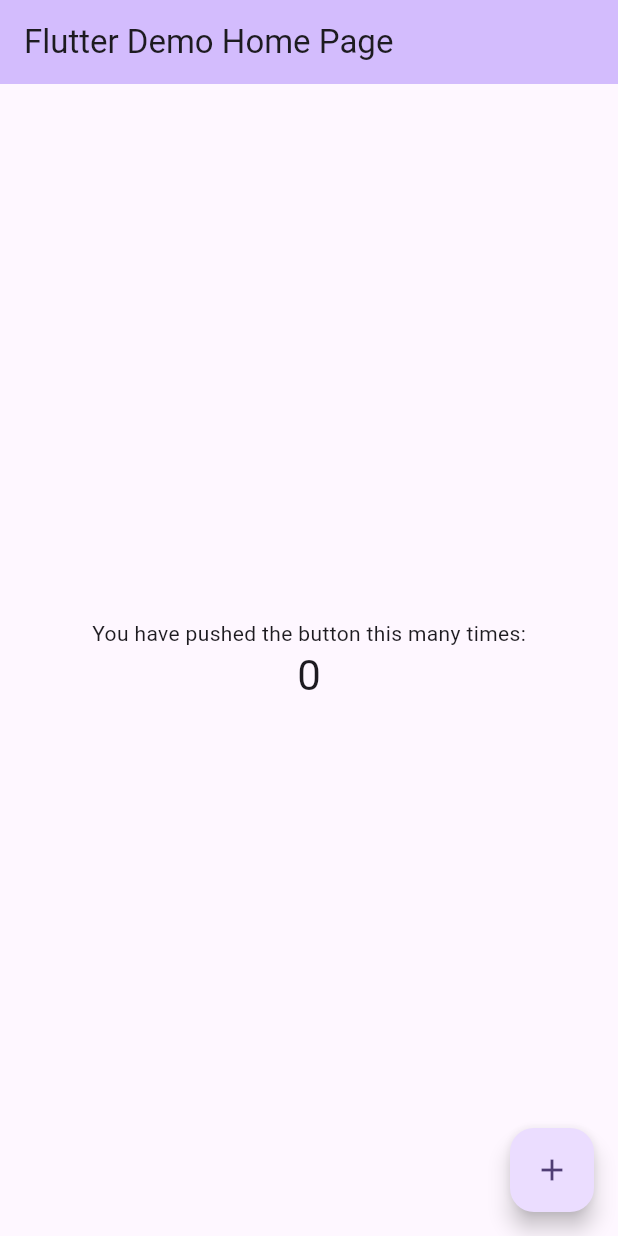
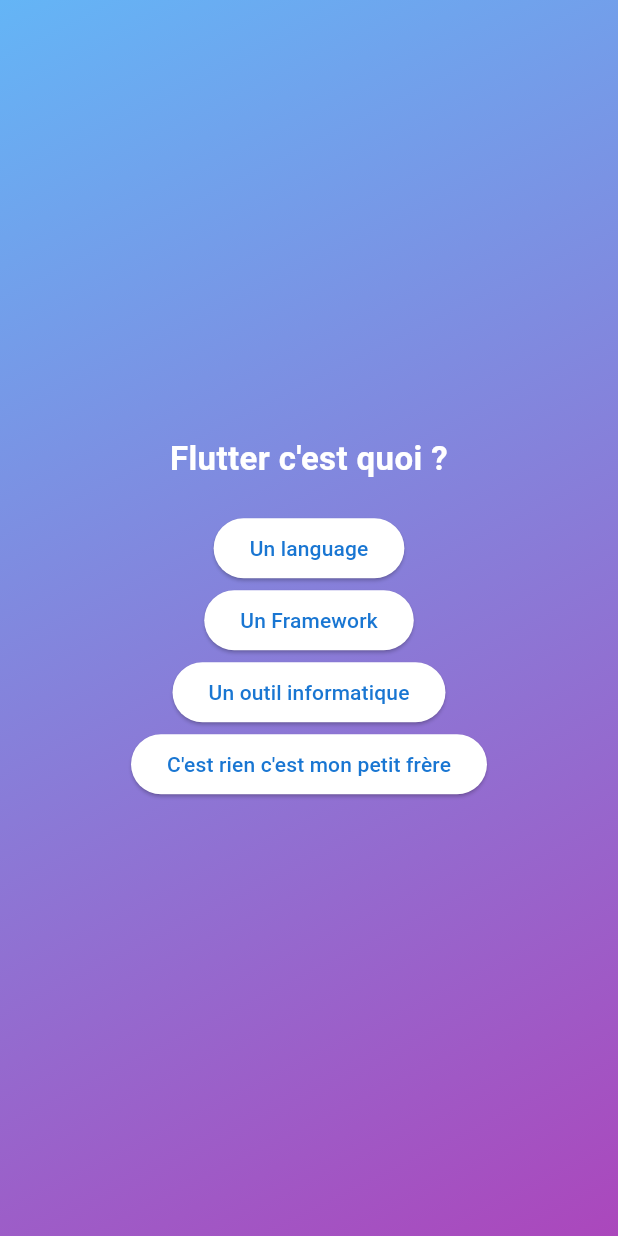
Before and after one commit to DrecQ/app_quizz_score_avec_leaderboard, a Flutter app: the screen it shows after launch, on a phone screen of 412 x 824 dp. Run offline on Flutter 3.47's test engine with Material 3 defaults, Android fonts, the phone set to English and light mode, and no system bars; our stand-ins replace shared_preferences.

```diff
--- a/lib/main.dart
+++ b/lib/main.dart
@@ -1,125 +1,24 @@
 import 'package:flutter/material.dart';
+import 'pages/quiz_page.dart';
+import 'pages/result_page.dart';
+import 'pages/leaderboard_page.dart';
 
 void main() {
-  runApp(const MyApp());
+  runApp(MyApp());
 }
 
 class MyApp extends StatelessWidget {
-  const MyApp({super.key});
-
-  // This widget is the root of your application.
   @override
   Widget build(BuildContext context) {
     return MaterialApp(
-      title: 'Flutter Demo',
-      theme: ThemeData(
-        // This is the theme of your application.
-        //
-        // TRY THIS: Try running your application with "flutter run". You'll see
-        // the application has a purple toolbar. Then, without quitting the app,
-        // try changing the seedColor in the colorScheme below to Colors.green
-        // and then invoke "hot reload" (save your changes or press the "hot
-        // reload" button in a Flutter-supported IDE, or press "r" if you used
-        // the command line to start the app).
-        //
-        // Notice that the counter didn't reset back to zero; the application
-        // state is not lost during the reload. To reset the state, use hot
-        // restart instead.
-        //
-        // This works for code too, not just values: Most code changes can be
-        // tested with just a hot reload.
-        colorScheme: ColorScheme.fromSeed(seedColor: Colors.deepPurple),
-        useMaterial3: true,
-      ),
-      home: const MyHomePage(title: 'Flutter Demo Home Page'),
+      title: 'Quiz App',
+      theme: ThemeData(primarySwatch: Colors.blue),
+      initialRoute: '/',
+      routes: {
+        '/': (context) => QuizPage(),
+        '/result': (context) => ResultPage(score: ModalRoute.of(context)!.settings.arguments as int),
+        '/leaderboard': (context) => LeaderboardPage(),
+      },
     );
   }
 }
-
-class MyHomePage extends StatefulWidget {
-  const MyHomePage({super.key, required this.title});
-
-  // This widget is the home page of your application. It is stateful, meaning
-  // that it has a State object (defined below) that contains fields that affect
-  // how it looks.
-
-  // This class is the configuration for the state. It holds the values (in this
-  // case the title) provided by the parent (in this case the App widget) and
-  // used by the build method of the State. Fields in a Widget subclass are
-  // always marked "final".
-
-  final String title;
-
-  @override
-  State<MyHomePage> createState() => _MyHomePageState();
-}
-
-class _MyHomePageState extends State<MyHomePage> {
-  int _counter = 0;
-
-  void _incrementCounter() {
-    setState(() {
-      // This call to setState tells the Flutter framework that something has
-      // changed in this State, which causes it to rerun the build method below
-      // so that the display can reflect the updated values. If we changed
-      // _counter without calling setState(), then the build method would not be
-      // called again, and so nothing would appear to happen.
-      _counter++;
-    });
-  }
-
-  @override
-  Widget build(BuildContext context) {
-    // This method is rerun every time setState is called, for instance as done
-    // by the _incrementCounter method above.
-    //
-    // The Flutter framework has been optimized to make rerunning build methods
-    // fast, so that you can just rebuild anything that needs updating rather
-    // than having to individually change instances of widgets.
-    return Scaffold(
-      appBar: AppBar(
-        // TRY THIS: Try changing the color here to a specific color (to
-        // Colors.amber, perhaps?) and trigger a hot reload to see the AppBar
-        // change color while the other colors stay the same.
-        backgroundColor: Theme.of(context).colorScheme.inversePrimary,
-        // Here we take the value from the MyHomePage object that was created by
-        // the App.build method, and use it to set our appbar title.
-        title: Text(widget.title),
-      ),
-      body: Center(
-        // Center is a layout widget. It takes a single child and positions it
-        // in the middle of the parent.
-        child: Column(
-          // Column is also a layout widget. It takes a list of children and
-          // arranges them vertically. By default, it sizes itself to fit its
-          // children horizontally, and tries to be as tall as its parent.
-          //
-          // Column has various properties to control how it sizes itself and
-          // how it positions its children. Here we use mainAxisAlignment to
-          // center the children vertically; the main axis here is the vertical
-          // axis because Columns are vertical (the cross axis would be
-          // horizontal).
-          //
-          // TRY THIS: Invoke "debug painting" (choose the "Toggle Debug Paint"
-          // action in the IDE, or press "p" in the console), to see the
-          // wireframe for each widget.
-          mainAxisAlignment: MainAxisAlignment.center,
-          children: <Widget>[
-            const Text(
-              'You have pushed the button this many times:',
-            ),
-            Text(
-              '$_counter',
-              style: Theme.of(context).textTheme.headlineMedium,
-            ),
-          ],
-        ),
-      ),
-      floatingActionButton: FloatingActionButton(
-        onPressed: _incrementCounter,
-        tooltip: 'Increment',
-        child: const Icon(Icons.add),
-      ), // This trailing comma makes auto-formatting nicer for build methods.
-    );
-  }
-}
--- /dev/null
+++ b/lib/models/question.dart
@@ -0,0 +1,11 @@
+class Question {
+  final String questionText;
+  final List<String> options;
+  final int correctAnswerIndex;
+
+  Question({
+    required this.questionText,
+    required this.options,
+    required this.correctAnswerIndex,
+  });
+}
--- /dev/null
+++ b/lib/pages/quiz_page.dart
@@ -0,0 +1,106 @@
+import 'package:flutter/material.dart';
+import '../models/question.dart';
+import 'dart:math'; // <-- Ajoute ceci pour utiliser Random
+
+
+class QuizPage extends StatefulWidget {
+  @override
+  _QuizPageState createState() => _QuizPageState();
+}
+
+class _QuizPageState extends State<QuizPage> {
+  int currentQuestionIndex = 0;
+  int score = 0;
+
+  final List<Question> questions = [
+    Question(
+      questionText: "Flutter c'est quoi ?",
+      options: ["Un language","Un Framework", "Un outil informatique", "C'est rien c'est mon petit frère"],
+      correctAnswerIndex: 1,
+    ),
+    Question(
+      questionText: "Quel widget est utilisé pour afficher du texte ?",
+      options: ["Text", "Column", "Row", "Container"],
+      correctAnswerIndex: 0,
+    ),
+     Question(
+      questionText: "Quel l'indicatif du Bénin ?",
+      options: ["+229", "+228", "+220", "+200"],
+      correctAnswerIndex: 0,
+    ),
+  ];
+   @override
+  void initState() {
+    super.initState();
+    questions.shuffle(Random()); // 🔀 Mélange les questions au début
+  }
+
+  void checkAnswer(int selectedIndex) {
+    if (selectedIndex == questions[currentQuestionIndex].correctAnswerIndex) {
+      setState(() {
+        score += 1;
+      });
+    }
+    if (currentQuestionIndex < questions.length - 1) {
+      setState(() {
+        currentQuestionIndex += 1;
+      });
+    } else {
+      Navigator.pushNamed(context, "/result", arguments: score);
+    }
+  }
+
+  @override
+  Widget build(BuildContext context) {
+    return Scaffold(
+      body: Container(
+        decoration: BoxDecoration(
+          gradient: LinearGradient(
+            colors: [
+              Colors.blue.shade300,
+              Colors.purple.shade400
+            ], // Dégradé bleu → violet
+            begin: Alignment.topLeft,
+            end: Alignment.bottomRight,
+          ),
+        ),
+        child: SizedBox.expand(
+          // <-- 🔥 Prend toute la hauteur et largeur
+          child: Padding(
+            padding: const EdgeInsets.all(20.0),
+            child: Column(
+              mainAxisAlignment: MainAxisAlignment.center,
+              children: [
+                Text(
+                  questions[currentQuestionIndex].questionText,
+                  style: TextStyle(
+                      fontSize: 22,
+                      fontWeight: FontWeight.bold,
+                      color: Colors.white),
+                  textAlign: TextAlign.center,
+                ),
+                SizedBox(height: 20),
+                ...questions[currentQuestionIndex]
+                    .options
+                    .asMap()
+                    .entries
+                    .map((entry) {
+                  int idx = entry.key;
+                  String answer = entry.value;
+                  return ElevatedButton(
+                    onPressed: () => checkAnswer(idx),
+                    style: ElevatedButton.styleFrom(
+                      backgroundColor: Colors.white,
+                      foregroundColor: Colors.blue.shade700,
+                    ),
+                    child: Text(answer),
+                  );
+                }).toList(),
+              ],
+            ),
+          ),
+        ),
+      ),
+    );
+  }
+}
```
Also changed, not shown: assets/questions.json (added, +17 -0 lines), lib/pages/leaderboard_page.dart (added, +48 -0 lines), lib/pages/result_page.dart (added, +77 -0 lines), pubspec.yaml (+13 -2 lines), pubspec.lock, 1 other file.
